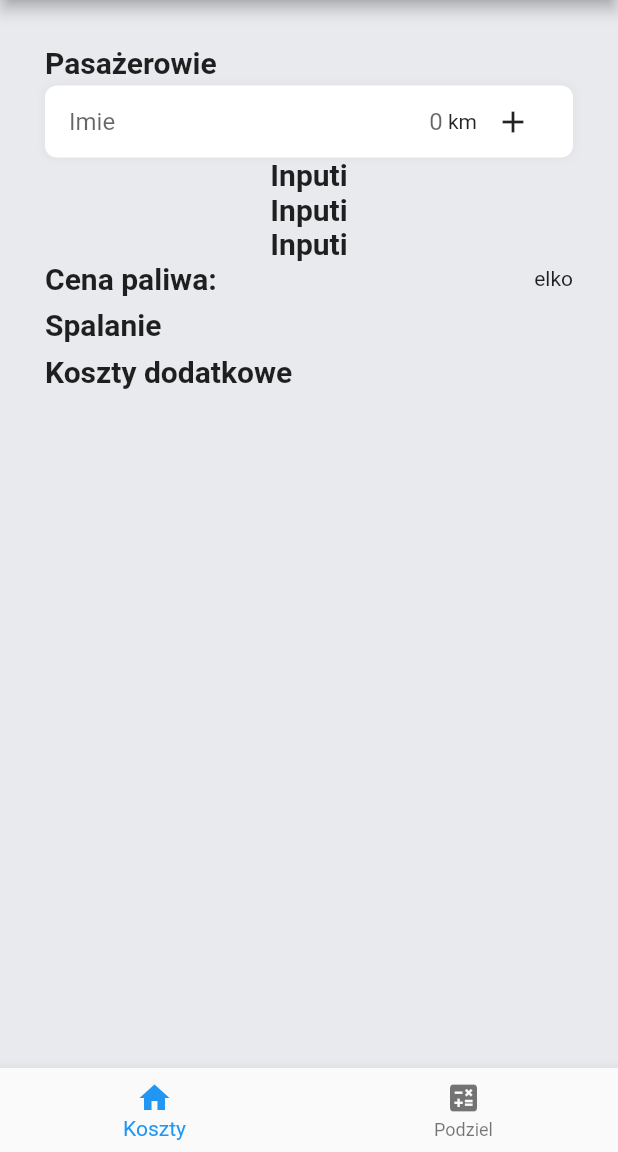
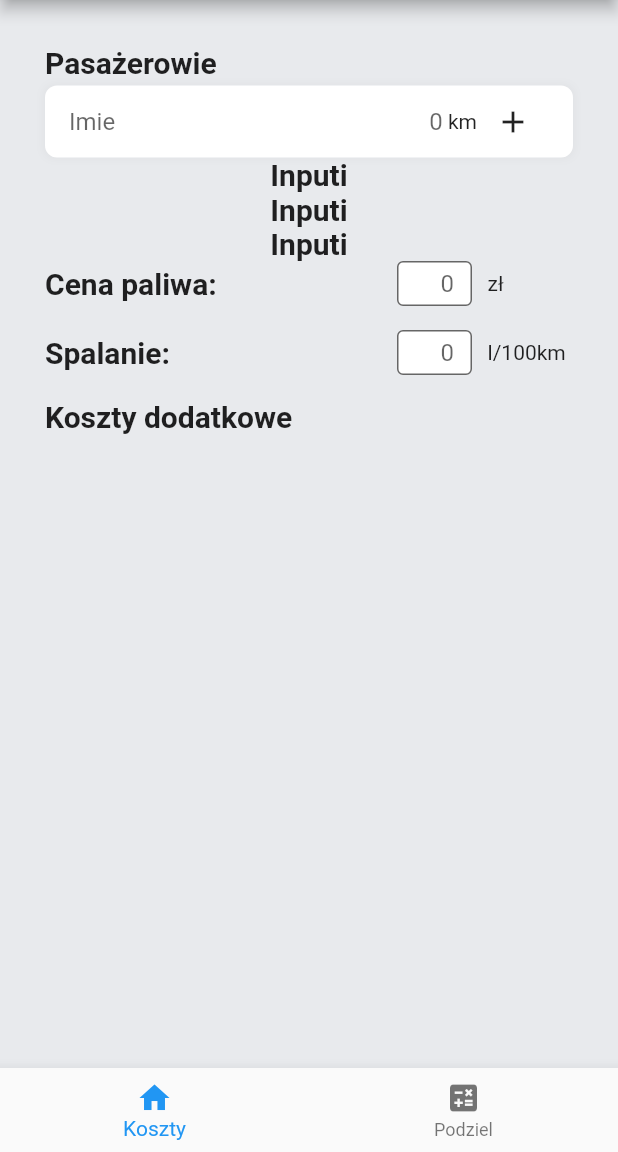
Before and after one commit to wiktord2000/Trip-Costs-Calculator_Flutter, a Flutter app: the screen it shows after launch, on a phone screen of 412 x 824 dp, the part 84-1236 px from its top. Run offline on Flutter 3.47's test engine with Material 2 defaults, Android fonts, the phone set to English and light mode, and no system bars.

Commit message:
Create input with label Widget

```diff
--- a/trip_costs_calculator_flutter/lib/costs.dart
+++ b/trip_costs_calculator_flutter/lib/costs.dart
@@ -25,9 +25,45 @@ class _CostsPageState extends State<CostsPage> {
   static const TextStyle labelsStyling =
       TextStyle(fontSize: 20, fontWeight: FontWeight.bold);
 
-  Widget passengerCard(String passengerName, int mealage) {
+  static const InputDecoration smallInputDec = InputDecoration(
+      fillColor: Colors.white,
+      filled: true,
+      contentPadding: EdgeInsets.fromLTRB(4.0, 4.0, 12.0, 4.0),
+      border: OutlineInputBorder(),
+      hintText: '0');
+
+  Widget _passengerCard(String passengerName, int mealage) {
     return Container(
       child: Text(passengerName),
+    );
+  }
+
+  Widget _inputWithLabel(String labelText, String inputText) {
+    return Padding(
+      padding: const EdgeInsets.only(bottom: 16.0),
+      child: Row(mainAxisAlignment: MainAxisAlignment.spaceBetween, children: [
+        Flexible(
+          flex: 2,
+          child: Text(
+            labelText,
+            style: labelsStyling,
+          ),
+        ),
+        Flexible(
+            flex: 1,
+            child: Row(
+              children: [
+                const Flexible(
+                    child: SizedBox(
+                  height: 30.0,
+                  width: 50.0,
+                  child: TextField(
+                      textAlign: TextAlign.right, decoration: smallInputDec),
+                )),
+                Text('   $inputText'),
+              ],
+            ))
+      ]),
     );
   }
 
@@ -109,33 +145,8 @@ class _CostsPageState extends State<CostsPage> {
               ),
             ],
           ),
-          Padding(
-            padding: const EdgeInsets.only(bottom: 8.0),
-            child: Row(
-              mainAxisAlignment: MainAxisAlignment.spaceBetween,
-              children: const [
-                Flexible(
-                  child: Text(
-                    "Cena paliwa: ",
-                    style: labelsStyling,
-                  ),
-                ),
-                Flexible(child: Text("elko")),
-              ],
-            ),
-          ),
-          Row(
-            mainAxisAlignment: MainAxisAlignment.spaceBetween,
-            children: const [
-              Padding(
-                padding: EdgeInsets.only(bottom: 8.0),
-                child: Text(
-                  "Spalanie",
-                  style: labelsStyling,
-                ),
-              ),
-            ],
-          ),
+          _inputWithLabel("Cena paliwa:", "zł"),
+          _inputWithLabel("Spalanie:", "l/100km"),
           Row(
             mainAxisAlignment: MainAxisAlignment.spaceBetween,
             children: const [
```
